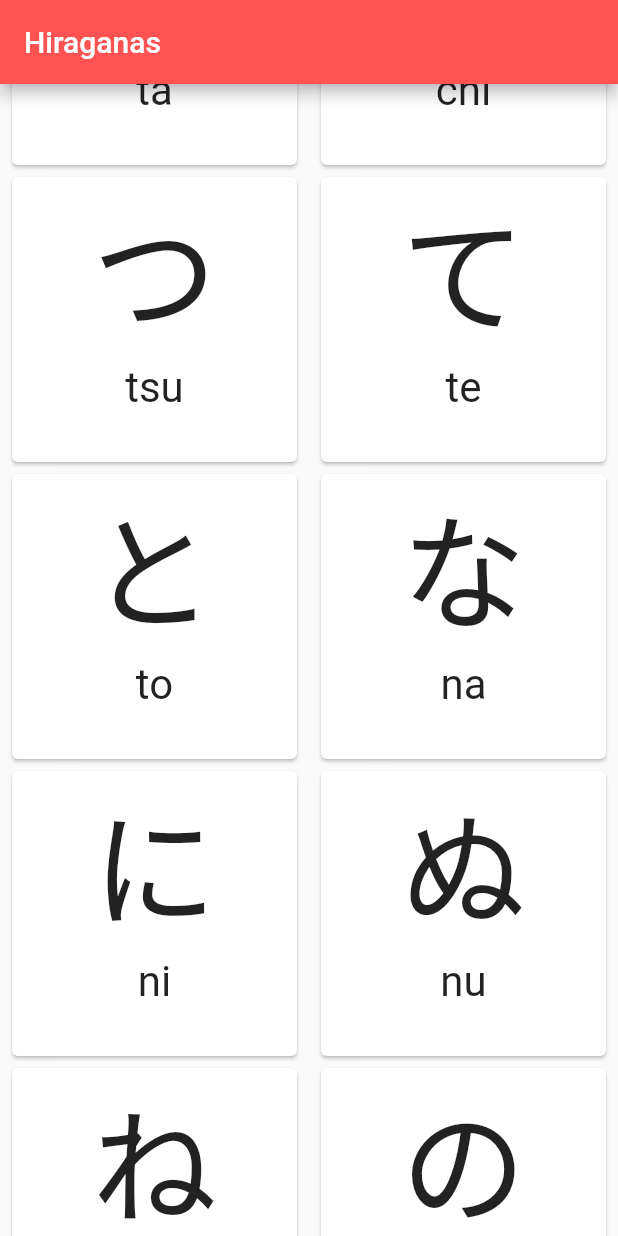
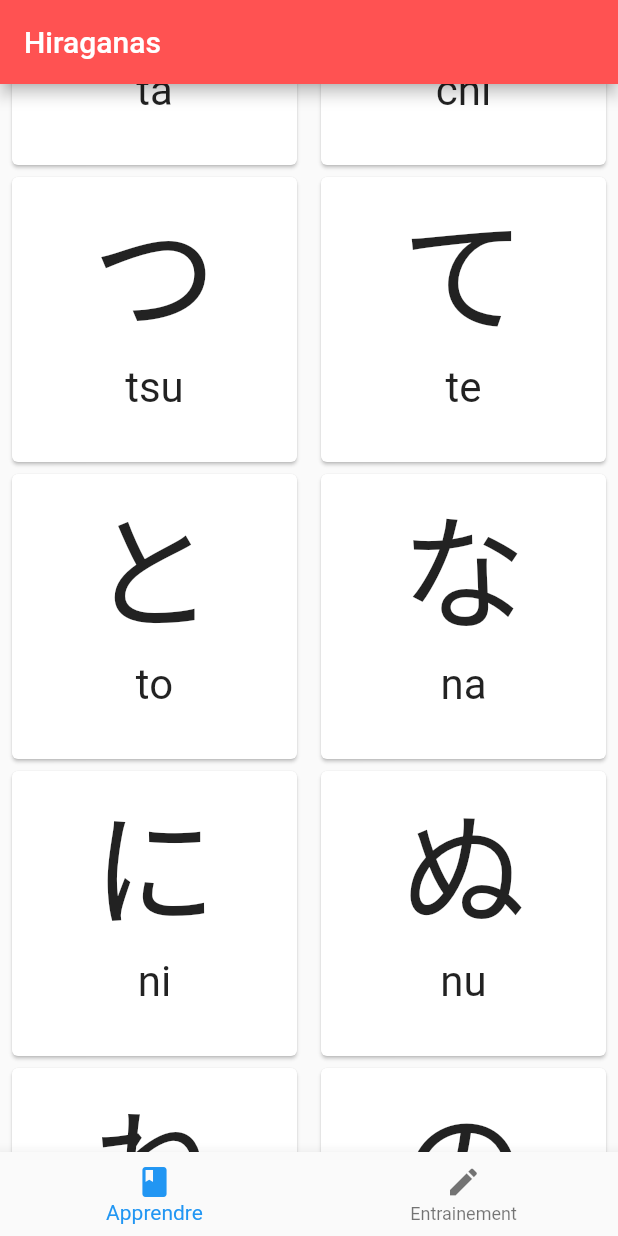
Before and after one commit to smasson99/Tp3-ProgMobile-Session-06, a Flutter app: the screen it shows after launch, scrolled down 1728 dp, on a phone screen of 412 x 824 dp. Run offline on Flutter 3.47's test engine with Material 2 defaults, Android fonts, the phone set to English and light mode, and no system bars.

Commit message:
BottomNavigationBar

```diff
--- a/lib/app/home/home.dart
+++ b/lib/app/home/home.dart
@@ -2,7 +2,18 @@ import 'package:flutter/material.dart';
 import 'package:tp3/app/learn.dart';
 import 'package:tp3/util/strings.dart';
 
-class Home extends StatelessWidget {
+class Home extends StatefulWidget {
+  @override
+  State<StatefulWidget> createState() {
+    return _HomeState();
+  }
+}
+class _HomeState extends State<Home>{
+  int _selectedIndex = 0;
+  final _widgetOptions = [
+    Learn(),
+    Text('IndexedStack 1:Entrainement'),
+  ];
   @override
   Widget build(BuildContext context) {
     var strings = Strings.of(context);
@@ -11,7 +22,23 @@ class Home extends StatelessWidget {
         appBar: AppBar(
           title: Text(strings.title),
         ),
-        body: Learn()
+        body: Center(
+          child: _widgetOptions.elementAt(_selectedIndex),
+        ),
+        bottomNavigationBar: BottomNavigationBar(
+        items: <BottomNavigationBarItem>[
+          BottomNavigationBarItem(icon: Icon(Icons.book), title:  Text('Apprendre')),
+          BottomNavigationBarItem(icon: Icon(Icons.create), title:  Text('Entrainement')),
+        ],
+          currentIndex: _selectedIndex,
+          onTap:  _onItemTapped,
+        ),
     );
   }
+
+  _onItemTapped(int index) {
+    setState(() {
+      _selectedIndex= index;
+    });
+  }
 }
```
